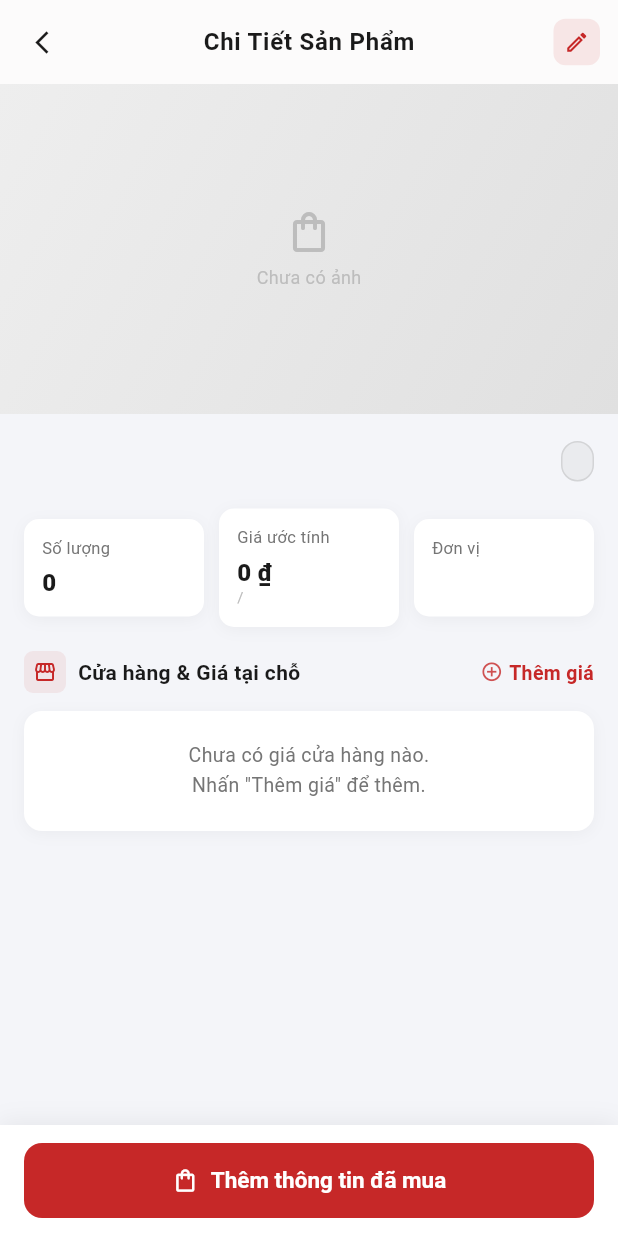
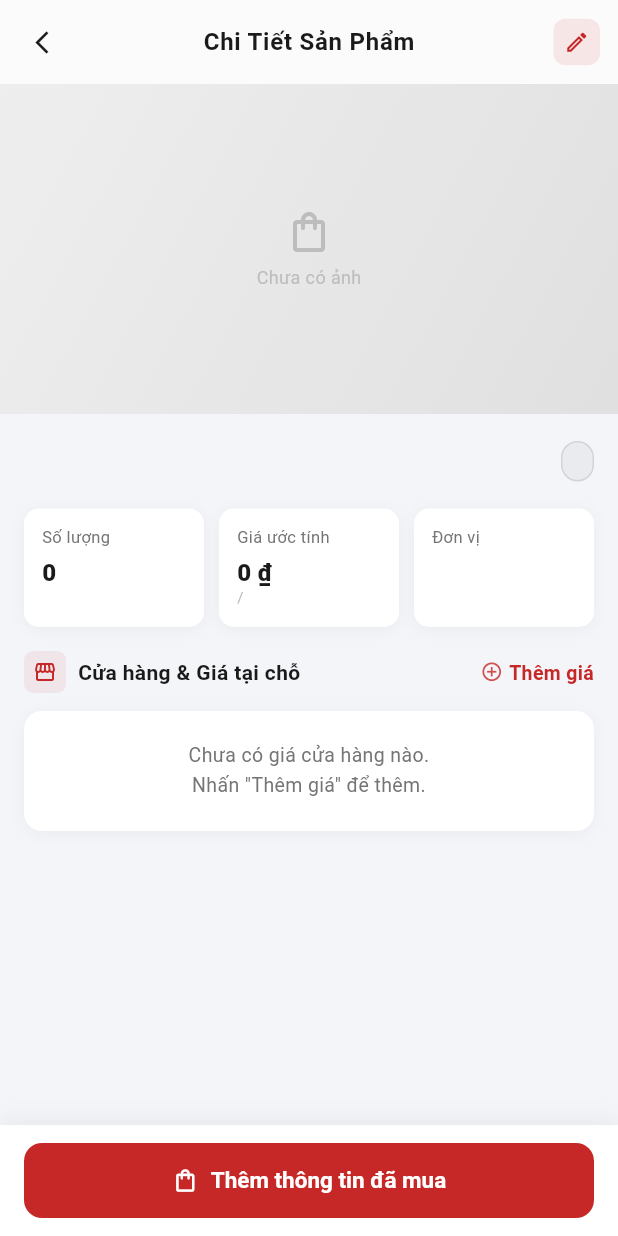
Before and after one commit to nvtai24/dichotet, a Flutter app: the ItemDetailScreen screen opened directly with empty values, on a phone screen of 412 x 824 dp. Run offline on Flutter 3.47's test engine with Material 3 defaults, Android fonts, the phone set to English and light mode, and no system bars; our stand-ins replace flutter_dotenv, flutter_map, geolocator, google_sign_in, hive_flutter, image_picker and 2 more; accounts and stored records are empty.

Commit message:
feat: enhance stats row layout by using IntrinsicHeight for better alignment

```diff
--- a/lib/views/shopping_list/item_detail_screen.dart
+++ b/lib/views/shopping_list/item_detail_screen.dart
@@ -494,7 +494,9 @@ class _ItemDetailScreenState extends State<ItemDetailScreen> {
   }
 
   Widget _buildStatsRow() {
-    return Row(
+    return IntrinsicHeight(
+      child: Row(
+      crossAxisAlignment: CrossAxisAlignment.stretch,
       children: [
         _StatBox(
           label: 'Số lượng',
@@ -510,6 +512,7 @@ class _ItemDetailScreenState extends State<ItemDetailScreen> {
         const SizedBox(width: 10),
         _StatBox(label: 'Đơn vị', value: _item.unit, sub: ''),
       ],
+      ),
     );
   }
 
```
